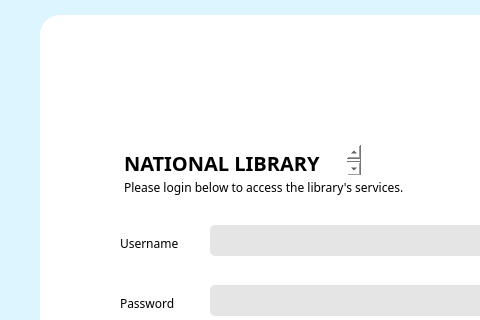
TenacioussD/library_information_system, file LIS/adminlogin.ui: the form before one commit; both pictures show x 210 to 690 and y 95 to 415 of the 1121 by 679 pixel window.
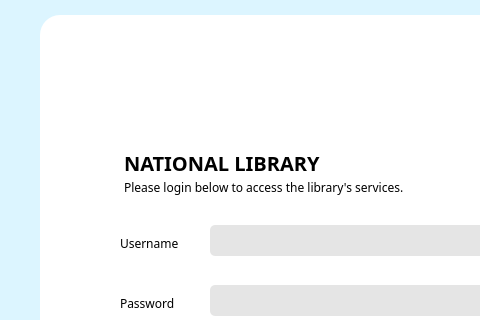
The form after the commit. Icons and pictures are not drawn.

What changed in the file:
```diff
--- a/LIS/adminlogin.ui
+++ b/LIS/adminlogin.ui
@@ -128,6 +128,9 @@
 font-weight: bold;
 font-size: 20px;</string>
       </property>
+      <property name="verticalScrollBarPolicy">
+       <enum>Qt::ScrollBarAlwaysOff</enum>
+      </property>
       <property name="plainText">
        <string>NATIONAL LIBRARY</string>
       </property>
```
Left out of the diff: 3 changed lines with no effect on the pictures.
